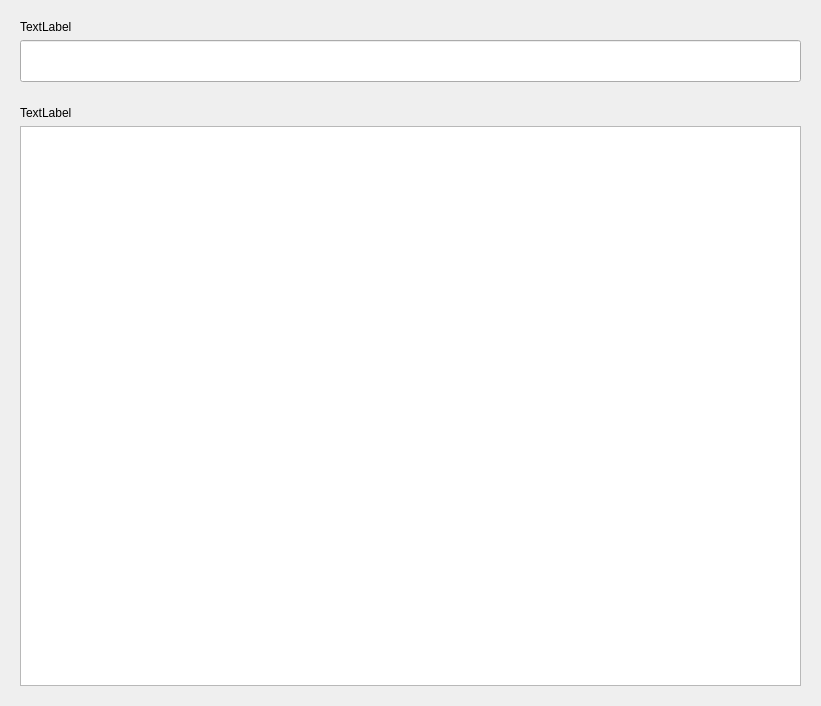
Before: the Qt Designer form src/gui/ui/dialogs/OpenedNoteDialog/OpenedNote.ui in colingelling/note-manager, drawn with Qt 5.
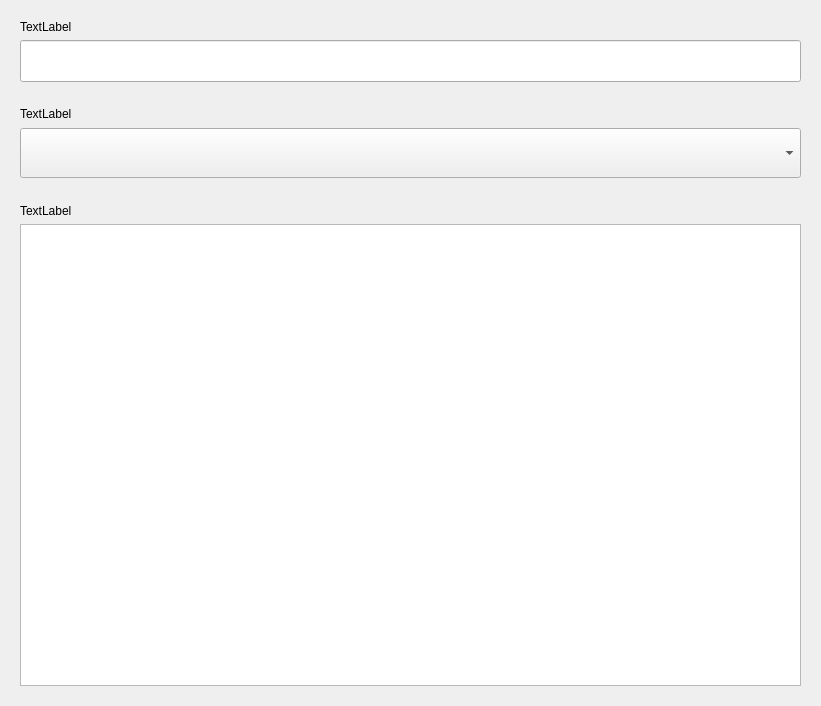
After: the same form once the commit is applied.

Commit message: Readded Ui widget, comboBox and label for starting working on moving a note to another notebook

Diff of the .ui file:
```diff
--- a/src/gui/ui/dialogs/OpenedNoteDialog/OpenedNote.ui
+++ b/src/gui/ui/dialogs/OpenedNoteDialog/OpenedNote.ui
@@ -20,6 +20,59 @@
    <string>Dialog</string>
   </property>
   <layout class="QGridLayout" name="gridLayout">
+   <item row="3" column="0">
+    <widget class="QWidget" name="DescriptionWidget" native="true">
+     <property name="sizePolicy">
+      <sizepolicy hsizetype="Preferred" vsizetype="Preferred">
+       <horstretch>0</horstretch>
+       <verstretch>0</verstretch>
+      </sizepolicy>
+     </property>
+     <property name="minimumSize">
+      <size>
+       <width>0</width>
+       <height>500</height>
+      </size>
+     </property>
+     <property name="maximumSize">
+      <size>
+       <width>16777215</width>
+       <height>16777215</height>
+      </size>
+     </property>
+     <layout class="QVBoxLayout" name="verticalLayout">
+      <item>
+       <widget class="QLabel" name="noteDescription_label">
+        <property name="sizePolicy">
+         <sizepolicy hsizetype="Preferred" vsizetype="Fixed">
+          <horstretch>0</horstretch>
+          <verstretch>0</verstretch>
+         </sizepolicy>
+        </property>
+        <property name="text">
+         <string>TextLabel</string>
+        </property>
+       </widget>
+      </item>
+      <item>
+       <widget class="QTextEdit" name="noteDescription_textEdit">
+        <property name="sizePolicy">
+         <sizepolicy hsizetype="Preferred" vsizetype="Preferred">
+          <horstretch>0</horstretch>
+          <verstretch>0</verstretch>
+         </sizepolicy>
+        </property>
+        <property name="maximumSize">
+         <size>
+          <width>16777215</width>
+          <height>16777215</height>
+         </size>
+        </property>
+       </widget>
+      </item>
+     </layout>
+    </widget>
+   </item>
    <item row="1" column="0">
     <widget class="QWidget" name="TitleWidget" native="true">
      <property name="enabled">
@@ -86,28 +139,10 @@
     </widget>
    </item>
    <item row="2" column="0">
-    <widget class="QWidget" name="DescriptionWidget" native="true">
-     <property name="sizePolicy">
-      <sizepolicy hsizetype="Preferred" vsizetype="Preferred">
-       <horstretch>0</horstretch>
-       <verstretch>0</verstretch>
-      </sizepolicy>
-     </property>
-     <property name="minimumSize">
-      <size>
-       <width>0</width>
-       <height>500</height>
-      </size>
-     </property>
-     <property name="maximumSize">
-      <size>
-       <width>16777215</width>
-       <height>16777215</height>
-      </size>
-     </property>
-     <layout class="QVBoxLayout" name="verticalLayout">
+    <widget class="QWidget" name="MoveNoteWidget" native="true">
+     <layout class="QVBoxLayout" name="verticalLayout_3">
       <item>
-       <widget class="QLabel" name="noteDescription_label">
+       <widget class="QLabel" name="moveOption_label">
         <property name="sizePolicy">
          <sizepolicy hsizetype="Preferred" vsizetype="Fixed">
           <horstretch>0</horstretch>
@@ -120,17 +155,11 @@
        </widget>
       </item>
       <item>
-       <widget class="QTextEdit" name="noteDescription_textEdit">
-        <property name="sizePolicy">
-         <sizepolicy hsizetype="Preferred" vsizetype="Preferred">
-          <horstretch>0</horstretch>
-          <verstretch>0</verstretch>
-         </sizepolicy>
-        </property>
+       <widget class="QComboBox" name="notebooks_comboBox">
         <property name="maximumSize">
          <size>
           <width>16777215</width>
-          <height>16777215</height>
+          <height>50</height>
          </size>
         </property>
        </widget>
```
The commit also changes 2 other files.
